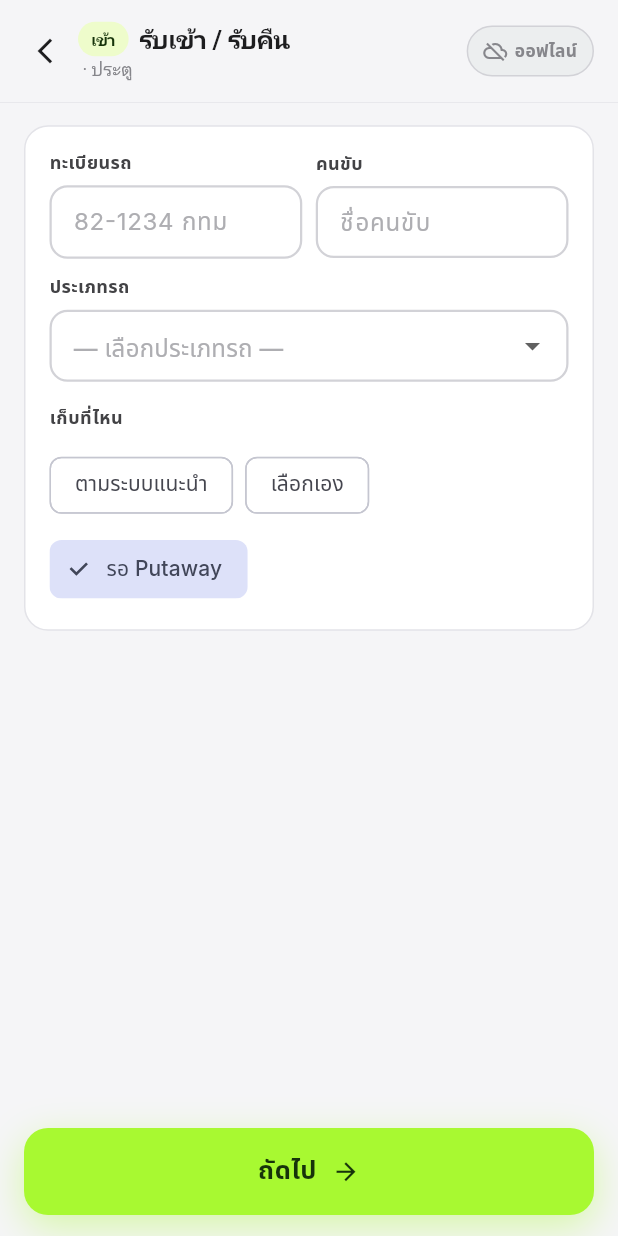
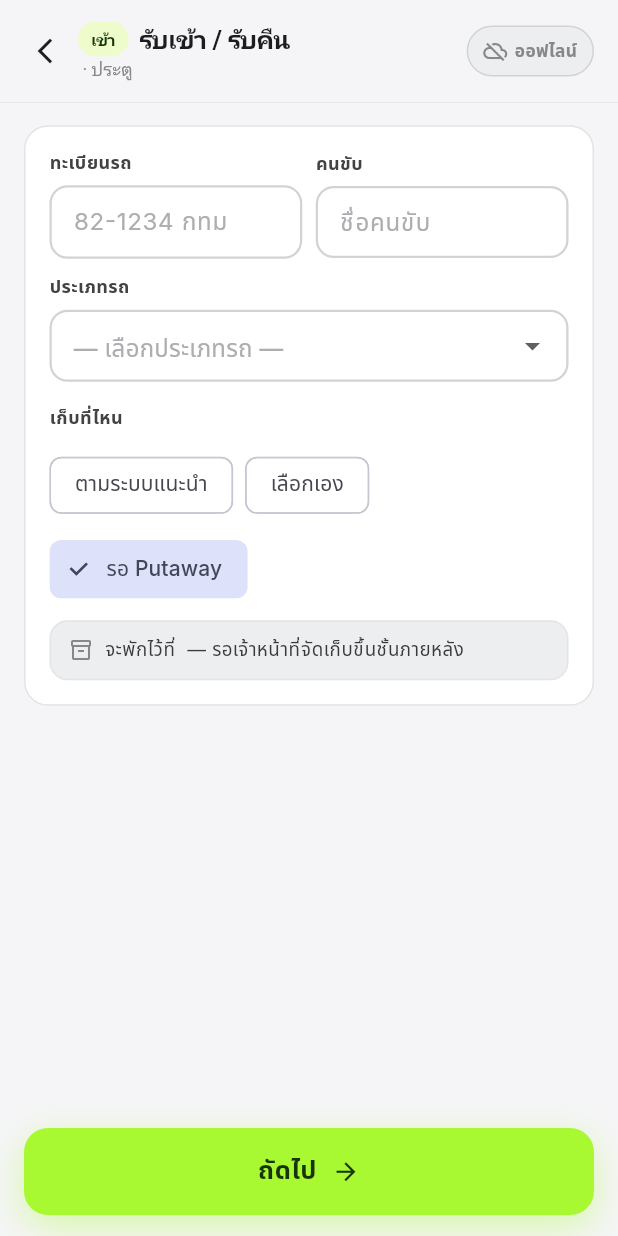
Before and after one commit to st651102064101-design/box-tracking-demo-, a Flutter app: the ScanScreen widget shown alone on an empty page, opened directly, after a tap on "ตามระบบแนะนำ", after a tap on "เลือกเอง", after a tap on "รอ Putaway", on a phone screen of 412 x 824 dp. Run offline on Flutter 3.47's test engine with Material 3 defaults, Android fonts, the phone set to English and light mode, and no system bars; our stand-ins replace shared_preferences; accounts and stored records are empty; network calls fail.

Commit message:
Gate In: auto-fill single-option location fields, show where a รอ Putaway batch lands, and stop conflating "server error" with "no free shelf"
Manual mode ("เลือกเอง") auto-picks a field's value and cascades into the
next one whenever that field's own DB-backed dropdown only has one real
option — there's nothing to actually decide between four dropdowns that
only ever had one answer each.

"รอ Putaway" now shows which warehouse the batch is being received into
(pulled from the same DB-backed state every other location field here
reads from) — there's no separate "holding zone" in the data model, a box
with no location is just "somewhere in this warehouse, not yet shelved",
same as TrackScreen's own "รอจัดเก็บ" label.

api.suggestLocation() now returns the backend's new `reason` field
alongside the suggestion, so "the warehouse has no shelf layout defined"
and "every defined shelf already has a box" show distinct messages
instead of one flat "not found" — and a request that never reached the
server (network error, stale/undeployed backend) is now its own message
too, instead of silently reading as "no empty shelf" and pointing the
operator at the wrong problem.

Co-Authored-By: Claude Haiku 4.5 <noreply@anthropic.com>

```diff
--- a/pda_flutter/lib/controllers/app_controller.dart
+++ b/pda_flutter/lib/controllers/app_controller.dart
@@ -199,10 +199,26 @@ class AppController extends ChangeNotifier with WidgetsBindingObserver {
   Map<String, String>? get suggestedLocation => _suggestedLocation;
   bool suggestingLocation = false;
 
+  /// True when the last [_fetchSuggestedLocation] call itself failed (network
+  /// error, endpoint not deployed yet, auth, …) — kept separate from
+  /// [suggestedLocation] being null, which means the request *succeeded* and
+  /// the server genuinely had no empty shelf to offer. Conflating the two
+  /// showed "ไม่พบชั้นวางว่าง" even when the real problem was the call never
+  /// reaching the server, which reads as a data problem when it's actually a
+  /// connectivity/deployment one.
+  bool suggestLocationFailed = false;
+
+  /// 'no_master_locations' | 'all_occupied' | null — set on a successful
+  /// call whenever [suggestedLocation] comes back null, so the UI can say
+  /// something more specific than a flat "not found" (see
+  /// ApiClient.suggestLocation).
+  String? suggestLocationEmptyReason;
+
   void setReceiveLocationMode(ReceiveLocationMode m) {
     receiveLocationMode = m;
     notifyListeners();
     if (m == ReceiveLocationMode.auto) _fetchSuggestedLocation();
+    if (m == ReceiveLocationMode.manual) _autoFillReceiveLocation();
   }
 
   /// Re-asks the server for an empty shelf — called whenever "ตามที่ระบบ
@@ -210,15 +226,62 @@ class AppController extends ChangeNotifier with WidgetsBindingObserver {
   /// see a shelf that was just filled by the one before it.
   Future<void> _fetchSuggestedLocation() async {
     suggestingLocation = true;
+    suggestLocationFailed = false;
     notifyListeners();
     try {
-      _suggestedLocation = await api.suggestLocation(wh);
+      final result = await api.suggestLocation(wh);
+      _suggestedLocation = result.suggestion;
+      suggestLocationEmptyReason = result.reason;
     } catch (_) {
       _suggestedLocation = null;
+      suggestLocationEmptyReason = null;
+      suggestLocationFailed = true;
     } finally {
       suggestingLocation = false;
       notifyListeners();
     }
+  }
+
+  /// When a field's own dropdown only has one real option to begin with,
+  /// there's nothing for the operator to actually decide — auto-pick it and
+  /// cascade into the next field the same way a manual tap would, instead of
+  /// making them tap through four dropdowns that only ever had one answer
+  /// each. Stops at the first field with more than one option, or none.
+  void _autoFillReceiveLocation() {
+    final s = S;
+    if (s == null) return;
+    var changed = false;
+    if (receiveZone.isEmpty) {
+      final opts = s.locationValues(wh, 'zone');
+      if (opts.length == 1) {
+        receiveZone = opts.first;
+        changed = true;
+      }
+    }
+    if (receiveZone.isNotEmpty && receiveRack.isEmpty) {
+      final opts = s.locationValues(wh, 'rack', zone: receiveZone);
+      if (opts.length == 1) {
+        receiveRack = opts.first;
+        changed = true;
+      }
+    }
+    if (receiveRack.isNotEmpty && receiveShelf.isEmpty) {
+      final opts =
+          s.locationValues(wh, 'shelf', zone: receiveZone, rack: receiveRack);
+      if (opts.length == 1) {
+        receiveShelf = opts.first;
+        changed = true;
+      }
+    }
+    if (receiveRack.isNotEmpty && receiveSlot.isEmpty) {
+      final opts =
+          s.locationValues(wh, 'slot', zone: receiveZone, rack: receiveRack);
+      if (opts.length == 1) {
+        receiveSlot = opts.first;
+        changed = true;
+      }
+    }
+    if (changed) notifyListeners();
   }
 
   void setReceiveZone(String v) {
@@ -227,6 +290,7 @@ class AppController extends ChangeNotifier with WidgetsBindingObserver {
     receiveShelf = '';
     receiveSlot = '';
     notifyListeners();
+    _autoFillReceiveLocation();
   }
 
   void setReceiveRack(String v) {
@@ -234,6 +298,7 @@ class AppController extends ChangeNotifier with WidgetsBindingObserver {
     receiveShelf = '';
     receiveSlot = '';
     notifyListeners();
+    _autoFillReceiveLocation();
   }
 
   void setReceiveShelf(String v) {
@@ -245,6 +310,15 @@ class AppController extends ChangeNotifier with WidgetsBindingObserver {
     receiveSlot = v;
     notifyListeners();
   }
+
+  /// Where a "รอ Putaway" batch actually sits in the meantime — just the
+  /// warehouse it's being received into, pulled from the same DB-backed `S`
+  /// every other location field on this screen reads from. There's no
+  /// separate "holding zone" concept in the data model (a box with no
+  /// location is literally just "somewhere in this warehouse, not yet
+  /// shelved" — see TrackScreen's "รอจัดเก็บ"), so this is the most specific
+  /// truthful answer to "where is it" without inventing one.
+  String get pendingPutawayLocationLabel => S?.whName(wh) ?? wh;
 
   void _clearReceiveLocation() {
     receiveLocationMode = ReceiveLocationMode.defer;
@@ -253,6 +327,8 @@ class AppController extends ChangeNotifier with WidgetsBindingObserver {
     receiveShelf = '';
     receiveSlot = '';
     _suggestedLocation = null;
+    suggestLocationFailed = false;
+    suggestLocationEmptyReason = null;
   }
 
   /// What actually gets sent to gateIn — null means "รอ Putaway" (the
--- a/pda_flutter/lib/screens/scan_screen.dart
+++ b/pda_flutter/lib/screens/scan_screen.dart
@@ -436,8 +436,16 @@ class _ScanScreenState extends State<ScanScreen> {
                     style: TextStyle(fontSize: 12.5, color: C.muted)),
               ],
             )
+          else if (c.suggestLocationFailed)
+            Text(
+                loc.t(
+                    'เชื่อมต่อเซิร์ฟเวอร์ไม่ได้ — ลองใหม่ หรือเลือกเอง/รอ Putaway แทน'),
+                style: TextStyle(fontSize: 12.5, color: C.red))
           else if (c.suggestedLocation == null)
-            Text(loc.t('ไม่พบชั้นวางว่าง — จะเก็บไว้รอ Putaway แทน'),
+            Text(
+                loc.t(c.suggestLocationEmptyReason == 'no_master_locations'
+                    ? 'คลังนี้ยังไม่ได้ตั้งค่าผังชั้นวาง — จะเก็บไว้รอ Putaway แทน'
+                    : 'ชั้นวางที่ตั้งค่าไว้ถูกใช้ครบแล้ว — จะเก็บไว้รอ Putaway แทน'),
                 style: TextStyle(fontSize: 12.5, color: C.red))
           else
             Container(
@@ -511,6 +519,30 @@ class _ScanScreenState extends State<ScanScreen> {
                 ),
               ),
             ],
+          ),
+        ],
+        if (mode == ReceiveLocationMode.defer) ...[
+          const SizedBox(height: 10),
+          Container(
+            padding: const EdgeInsets.symmetric(horizontal: 12, vertical: 10),
+            decoration: BoxDecoration(
+              color: C.neutralBg,
+              borderRadius: BorderRadius.circular(12),
+              border: Border.all(color: C.border),
+            ),
+            child: Row(
+              children: [
+                Icon(Icons.inventory_2_outlined, size: 16, color: C.muted),
+                const SizedBox(width: 8),
+                Expanded(
+                  child: Text(
+                      '${loc.t('จะพักไว้ที่')} ${c.pendingPutawayLocationLabel} '
+                      '${loc.t('— รอเจ้าหน้าที่จัดเก็บขึ้นชั้นภายหลัง')}',
+                      style: TextStyle(
+                          fontSize: 12.5, color: C.ink2, height: 1.4)),
+                ),
+              ],
+            ),
           ),
         ],
       ],
--- a/pda_flutter/lib/services/api_client.dart
+++ b/pda_flutter/lib/services/api_client.dart
@@ -10,6 +10,14 @@ class ApiException implements Exception {
   ApiException(this.status, this.message, [this.code]);
   @override
   String toString() => 'ApiException($status, $message)';
+}
+
+/// Result of [ApiClient.suggestLocation] — see that method's doc for what
+/// [reason] distinguishes when [suggestion] is null.
+class SuggestLocationResult {
+  final Map<String, String>? suggestion;
+  final String? reason;
+  SuggestLocationResult({required this.suggestion, this.reason});
 }
 
 /// Thin REST wrapper around the BoxTrace Express backend.
@@ -165,17 +173,23 @@ class ApiClient {
         }))) as Map<String, dynamic>;
   }
 
-  /// GET /api/boxes/suggest-location?wh=X -> {zone,rack,shelf,slot} | null —
-  /// the first location on [wh]'s own master locations list with no
-  /// 'warehouse' box currently sitting on it. Null (not an error) when the
-  /// warehouse has no master list defined, or every spot on it is taken.
-  Future<Map<String, String>?> suggestLocation(String wh) async {
+  /// GET /api/boxes/suggest-location?wh=X — the first location on [wh]'s own
+  /// master locations list with no 'warehouse' box currently sitting on it.
+  /// [SuggestLocationResult.suggestion] is null (not an error) when the
+  /// warehouse has no master list defined, or every spot on it is taken;
+  /// [SuggestLocationResult.reason] tells those two apart ('no_master_locations'
+  /// vs 'all_occupied') for a more specific message than a flat "not found".
+  Future<SuggestLocationResult> suggestLocation(String wh) async {
     final body = await _send(() => http.get(
         _u('/api/boxes/suggest-location?wh=${Uri.encodeQueryComponent(wh)}'),
         headers: _headers)) as Map<String, dynamic>;
     final s = body['suggestion'];
-    if (s is! Map) return null;
-    return s.map((k, v) => MapEntry(k.toString(), (v ?? '').toString()));
+    return SuggestLocationResult(
+      suggestion: s is Map
+          ? s.map((k, v) => MapEntry(k.toString(), (v ?? '').toString()))
+          : null,
+      reason: body['reason']?.toString(),
+    );
   }
 
   /// POST /api/gate/out { tags, customer, gate, doNo?, po?, employeeId, recorder, … }
--- a/pda_flutter/lib/services/i18n.dart
+++ b/pda_flutter/lib/services/i18n.dart
@@ -394,13 +394,21 @@ class LocaleController extends ChangeNotifier {
     'เลือกเอง': 'Pick manually',
     'รอ Putaway': 'Pending putaway',
     'กำลังหาชั้นวางว่าง…': 'Finding an empty shelf…',
-    'ไม่พบชั้นวางว่าง — จะเก็บไว้รอ Putaway แทน':
-        'No empty shelf found — will stay pending putaway',
+    'คลังนี้ยังไม่ได้ตั้งค่าผังชั้นวาง — จะเก็บไว้รอ Putaway แทน':
+        'No shelf layout set up for this warehouse yet — will stay pending putaway',
+    'ชั้นวางที่ตั้งค่าไว้ถูกใช้ครบแล้ว — จะเก็บไว้รอ Putaway แทน':
+        'Every set-up shelf is already taken — will stay pending putaway',
 
     // transfer screen: scan-a-location-code alternative to dropdowns
     'ยิงบาร์โค้ด': 'Scan barcode',
     'เลือกจาก Dropdown': 'Pick from dropdown',
     'ยิงบาร์โค้ดชั้นวาง/แร็ค': 'Scan the shelf/rack barcode',
+
+    // gate in: pending-putaway detail + suggest-location error state
+    'เชื่อมต่อเซิร์ฟเวอร์ไม่ได้ — ลองใหม่ หรือเลือกเอง/รอ Putaway แทน':
+        'Could not reach the server — retry, or pick manually / defer instead',
+    'จะพักไว้ที่': 'Will stay at',
+    '— รอเจ้าหน้าที่จัดเก็บขึ้นชั้นภายหลัง': '— pending putaway by staff later',
 
     // rfid locate screen: sweep census on the pick step
     'เหนี่ยวไกกวาดหากล่องในบริเวณนี้ — หรือยิงแท็กของกล่องที่จะหา':
```
